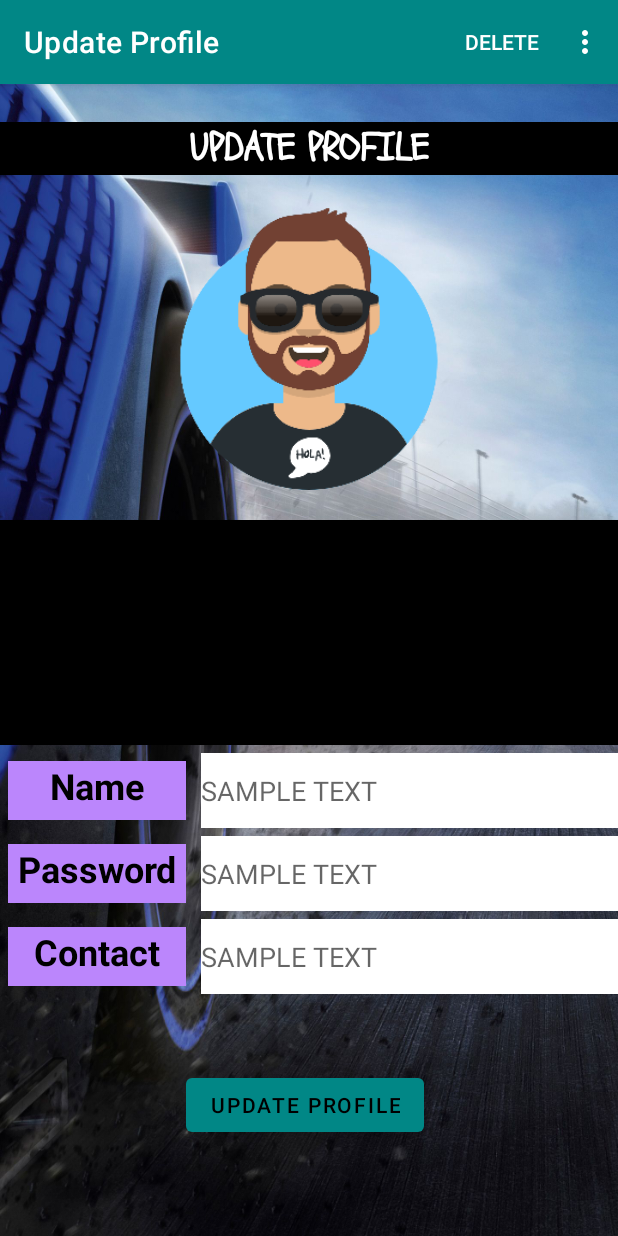
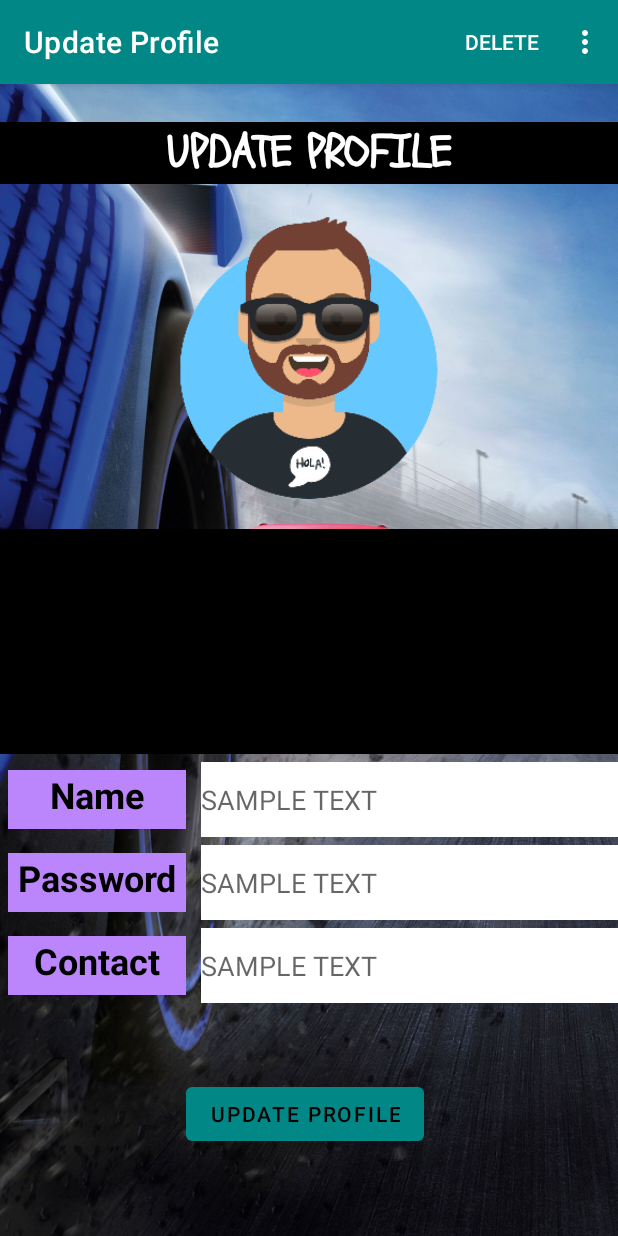
Before and after one commit to itzgannu/Parking, an Android app: the UpdateProfileActivity screen opened directly, with no data from a screen before it, on a phone screen of 412 x 824 dp. Run offline under Robolectric (Android 15) with nearby library versions, the phone set to English and light mode, and no system bars; our stand-ins replace Firebase (no records; nobody signed in at launch, a user with empty details on screens opened directly); 5 statements that could not run were skipped.

Commit message:
removed un-necessary res files

```diff
--- a/app/src/main/res/layout/activity_add_parking.xml
+++ b/app/src/main/res/layout/activity_add_parking.xml
@@ -5,7 +5,7 @@
     android:id="@+id/AddParking"
     android:layout_width="match_parent"
     android:layout_height="match_parent"
-    android:background="@drawable/baymax"
+    android:background="@drawable/baymax_3"
     tools:context=".AddParking">
 
     <EditText
--- a/app/src/main/res/layout/activity_main.xml
+++ b/app/src/main/res/layout/activity_main.xml
@@ -5,7 +5,7 @@
     android:id="@+id/SignIn"
     android:layout_width="match_parent"
     android:layout_height="match_parent"
-    android:background="@drawable/baymax_3"
+    android:background="@drawable/car_login"
     tools:context=".MainActivity">
 
     <Button
@@ -82,7 +82,7 @@
         android:layout_width="match_parent"
         android:layout_height="wrap_content"
         android:layout_marginTop="50dp"
-        android:fontFamily="@font/courgette"
+        android:fontFamily="@font/schoolbell"
         android:text="@string/signInTitle"
         android:textAlignment="center"
         android:textAppearance="@style/TextAppearance.AppCompat.Large"
--- a/app/src/main/res/layout/activity_parking_details.xml
+++ b/app/src/main/res/layout/activity_parking_details.xml
@@ -13,7 +13,7 @@
         android:layout_height="40dp"
         android:layout_marginTop="10dp"
         android:background="@color/black"
-        android:fontFamily="cursive"
+        android:fontFamily="@font/schoolbell"
         android:text="@string/parked_vehicle_details"
         android:textAlignment="center"
         android:textColor="@color/white"
--- a/app/src/main/res/layout/activity_parking_list.xml
+++ b/app/src/main/res/layout/activity_parking_list.xml
@@ -37,9 +37,9 @@
         android:textAllCaps="true"
         android:textAppearance="@style/TextAppearance.AppCompat.Large"
         android:textColor="#FFFFFFFF"
-        android:textSize="25sp"
+        android:textSize="30sp"
         android:textStyle="bold"
-        android:typeface="monospace"
+        android:fontFamily="@font/schoolbell"
         app:layout_constraintEnd_toEndOf="parent"
         app:layout_constraintHorizontal_bias="0.0"
         app:layout_constraintStart_toStartOf="parent"
--- a/app/src/main/res/layout/activity_update_profile.xml
+++ b/app/src/main/res/layout/activity_update_profile.xml
@@ -25,7 +25,7 @@
             android:textAllCaps="true"
             android:textAppearance="@style/TextAppearance.AppCompat.Large"
             android:textColor="@color/white"
-            android:textSize="25sp"
+            android:textSize="30sp"
             android:textStyle="bold"
             android:typeface="monospace" />
 
@@ -42,7 +42,7 @@
             android:layout_height="150dp"
             android:layout_marginTop="20dp"
             android:background="@color/black"
-            android:fontFamily="@font/crushed"
+            android:fontFamily="@font/schoolbell"
             android:text="@string/sameText"
             android:textAlignment="center"
             android:textAllCaps="true"
```
Also changed, not shown: app/src/main/res/drawable-v24/change.png (deleted), app/src/main/res/drawable-v24/password1.png (deleted), app/src/main/res/drawable-xxhdpi/baymax_2.png (deleted), app/src/main/res/drawable-xxhdpi/parking.png (deleted), app/src/main/res/drawable-xxhdpi/parking_lot.png (deleted), app/src/main/res/font/courgette.ttf (deleted), app/src/main/res/font/crushed.ttf (deleted).
